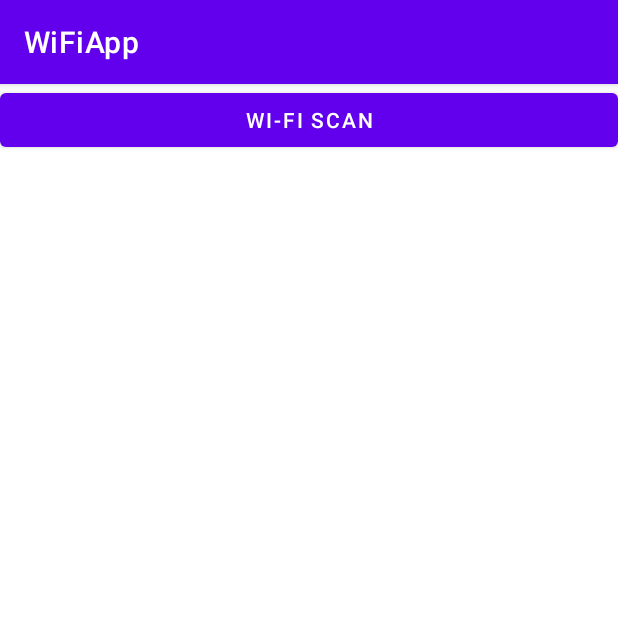
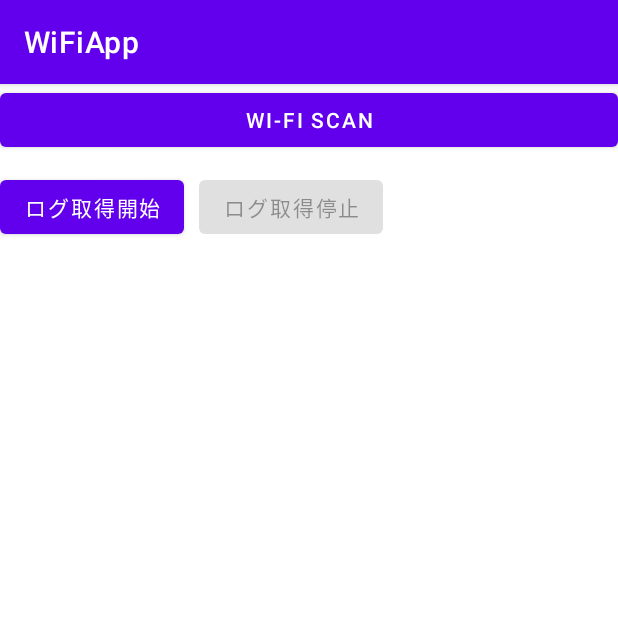
Before and after one commit to yoshiki-git/WiFiApp, an Android app: the screen it shows after launch (MainActivity), on a phone screen of 412 x 824 dp, the top half of it. Run offline under Robolectric (Android 15) with nearby library versions, the phone set to English and light mode, and no system bars; 1 statement that could not run was skipped.

Commit message:
ログ、時間取得、サービスのクラスの枠組み作成

```diff
--- a/app/src/main/java/com/example/wifiapp/MainActivity.kt
+++ b/app/src/main/java/com/example/wifiapp/MainActivity.kt
@@ -97,7 +97,23 @@ class MainActivity : AppCompatActivity() {
             }
         }
 
-        val wifi_result:TextView=findViewById(R.id.tv_wifi_result)
+        val btn_ser_start:Button = findViewById(R.id.ser_start)
+        val btn_ser_stop : Button = findViewById(R.id.ser_stop)
+
+        btn_ser_start.setOnClickListener {
+            val intent = Intent(this,MyService::class.java)
+            startForegroundService(intent)
+            btn_ser_start.isEnabled = false
+            btn_ser_stop.isEnabled = true
+        }
+        btn_ser_stop.setOnClickListener {
+            val intent = Intent(this,MyService::class.java)
+            stopService(intent)
+            btn_ser_stop.isEnabled = false
+            btn_ser_start.isEnabled = true
+        }
+
+     //   val wifi_result:TextView=findViewById(R.id.tv_wifi_result)
 
 
     }
--- a/app/src/main/res/layout/activity_main.xml
+++ b/app/src/main/res/layout/activity_main.xml
@@ -20,6 +20,26 @@
                     android:text="@string/wifi_scan"
                     android:layout_width="match_parent"
                     android:layout_height="wrap_content"/>
+                <LinearLayout
+                    android:layout_width="match_parent"
+                    android:layout_height="wrap_content"
+                    android:layout_marginTop="10sp"
+                    android:orientation="horizontal">
+                    <Button
+                        android:layout_width="wrap_content"
+                        android:layout_height="wrap_content"
+                        android:enabled="true"
+                        android:id="@+id/ser_start"
+                        android:text="@string/btn_ser_start"/>
+                    <Button
+                        android:layout_width="wrap_content"
+                        android:layout_height="wrap_content"
+                        android:enabled="false"
+                        android:layout_marginStart="10sp"
+                        android:id="@+id/ser_stop"
+                        android:text="@string/btn_ser_stop"/>
+
+                </LinearLayout>
 
                 <TextView
                     android:layout_width="match_parent"
--- a/app/src/main/res/values/strings.xml
+++ b/app/src/main/res/values/strings.xml
@@ -1,4 +1,6 @@
 <resources>
     <string name="app_name">WiFiApp</string>
     <string name="wifi_scan">Wi-Fi SCAN</string>
+    <string name="btn_ser_start">ログ取得開始</string>
+    <string name="btn_ser_stop">ログ取得停止</string>
 </resources>
```
Also changed, not shown: app/src/main/AndroidManifest.xml (+16 -12 lines), app/src/main/java/com/example/wifiapp/GetLogData.kt (added, +70 -0 lines), app/src/main/java/com/example/wifiapp/GetTimeData.kt (added, +51 -0 lines), app/src/main/java/com/example/wifiapp/MyService.kt (added, +75 -0 lines).
